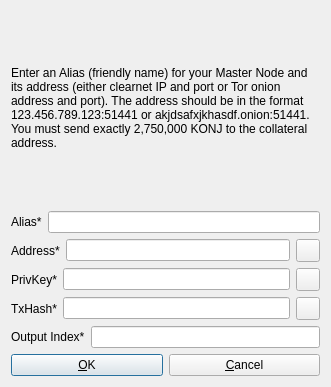
Old version of the form src/qt/forms/addeditadrenalinenode.ui in the repository Konjungate/Konjungate-Core.
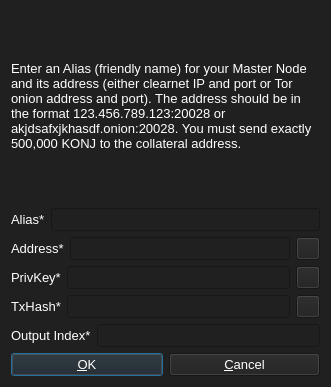
New version of the form. Icons and pictures are not drawn.

Patch:
```diff
--- a/src/qt/forms/addeditadrenalinenode.ui
+++ b/src/qt/forms/addeditadrenalinenode.ui
@@ -14,7 +14,8 @@
    <string>Add/Edit Konjungate Node</string>
   </property>
   <property name="styleSheet">
-   <string notr="true"/>
+   <string notr="true">background-color: rgb(32, 32, 32);
+color: rgb(255, 255, 255);</string>
   </property>
   <property name="modal">
    <bool>true</bool>
@@ -28,8 +29,13 @@
        <verstretch>0</verstretch>
       </sizepolicy>
      </property>
+     <property name="font">
+      <font>
+       <pointsize>10</pointsize>
+      </font>
+     </property>
      <property name="text">
-      <string>&lt;html&gt;&lt;head/&gt;&lt;body&gt;&lt;p&gt;Enter an Alias (friendly name) for your Master Node and its address (either clearnet IP and port or Tor onion address and port). The address should be in the format 123.456.789.123:51441 or akjdsafxjkhasdf.onion:51441. You must send exactly 2,750,000 KONJ to the collateral address.&lt;/p&gt;&lt;/body&gt;&lt;/html&gt;</string>
+      <string>&lt;html&gt;&lt;head/&gt;&lt;body&gt;&lt;p&gt;Enter an Alias (friendly name) for your Master Node and its address (either clearnet IP and port or Tor onion address and port). The address should be in the format 123.456.789.123:20028 or akjdsafxjkhasdf.onion:20028. You must send exactly 500,000 KONJ to the collateral address.&lt;/p&gt;&lt;/body&gt;&lt;/html&gt;</string>
      </property>
      <property name="wordWrap">
       <bool>true</bool>
@@ -43,13 +49,24 @@
      </property>
      <item>
       <widget class="QLabel" name="label_4">
+       <property name="font">
+        <font>
+         <pointsize>10</pointsize>
+        </font>
+       </property>
        <property name="text">
         <string>Alias*</string>
        </property>
       </widget>
      </item>
      <item>
-      <widget class="QLineEdit" name="aliasLineEdit"/>
+      <widget class="QLineEdit" name="aliasLineEdit">
+       <property name="font">
+        <font>
+         <pointsize>10</pointsize>
+        </font>
+       </property>
+      </widget>
      </item>
     </layout>
    </item>
@@ -60,13 +77,24 @@
      </property>
      <item>
       <widget class="QLabel" name="label_6">
+       <property name="font">
+        <font>
+         <pointsize>10</pointsize>
+        </font>
+       </property>
        <property name="text">
         <string>Address*</string>
        </property>
       </widget>
      </item>
      <item>
-      <widget class="QLineEdit" name="addressLineEdit"/>
+      <widget class="QLineEdit" name="addressLineEdit">
+       <property name="font">
+        <font>
+         <pointsize>10</pointsize>
+        </font>
+       </property>
+      </widget>
      </item>
      <item>
       <widget class="QToolButton" name="AddEditAddressPasteButton">
@@ -94,13 +122,24 @@
      </property>
      <item>
       <widget class="QLabel" name="label_5">
+       <property name="font">
+        <font>
+         <pointsize>10</pointsize>
+        </font>
+       </property>
        <property name="text">
         <string>PrivKey*</string>
        </property>
       </widget>
      </item>
      <item>
-      <widget class="QLineEdit" name="privkeyLineEdit"/>
+      <widget class="QLineEdit" name="privkeyLineEdit">
+       <property name="font">
+        <font>
+         <pointsize>10</pointsize>
+        </font>
+       </property>
+      </widget>
      </item>
      <item>
       <widget class="QToolButton" name="AddEditPrivkeyPasteButton">
@@ -128,13 +167,24 @@
      </property>
      <item>
       <widget class="QLabel" name="label_2">
+       <property name="font">
+        <font>
+         <pointsize>10</pointsize>
+        </font>
+       </property>
        <property name="text">
         <string>TxHash*</string>
        </property>
       </widget>
      </item>
      <item>
-      <widget class="QLineEdit" name="txhashLineEdit"/>
+      <widget class="QLineEdit" name="txhashLineEdit">
+       <property name="font">
+        <font>
+         <pointsize>10</pointsize>
+        </font>
+       </property>
+      </widget>
      </item>
      <item>
       <widget class="QToolButton" name="AddEditTxhashPasteButton">
@@ -162,13 +212,24 @@
      </property>
      <item>
       <widget class="QLabel" name="label_8">
+       <property name="font">
+        <font>
+         <pointsize>10</pointsize>
+        </font>
+       </property>
        <property name="text">
         <string>Output Index*</string>
        </property>
       </widget>
      </item>
      <item>
-      <widget class="QLineEdit" name="outputindexLineEdit"/>
+      <widget class="QLineEdit" name="outputindexLineEdit">
+       <property name="font">
+        <font>
+         <pointsize>10</pointsize>
+        </font>
+       </property>
+      </widget>
      </item>
     </layout>
    </item>
@@ -176,6 +237,11 @@
     <layout class="QHBoxLayout" name="horizontalLayout_Buttons">
      <item>
       <widget class="QPushButton" name="okButton">
+       <property name="font">
+        <font>
+         <pointsize>10</pointsize>
+        </font>
+       </property>
        <property name="text">
         <string>&amp;OK</string>
        </property>
@@ -183,6 +249,11 @@
      </item>
      <item>
       <widget class="QPushButton" name="cancelButton">
+       <property name="font">
+        <font>
+         <pointsize>10</pointsize>
+        </font>
+       </property>
        <property name="text">
         <string>&amp;Cancel</string>
        </property>
```
